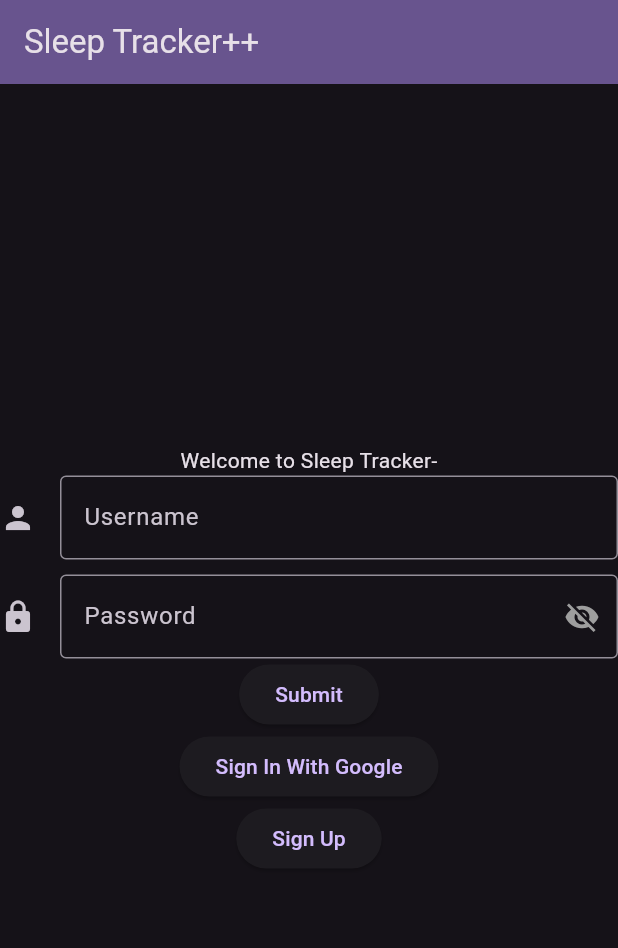
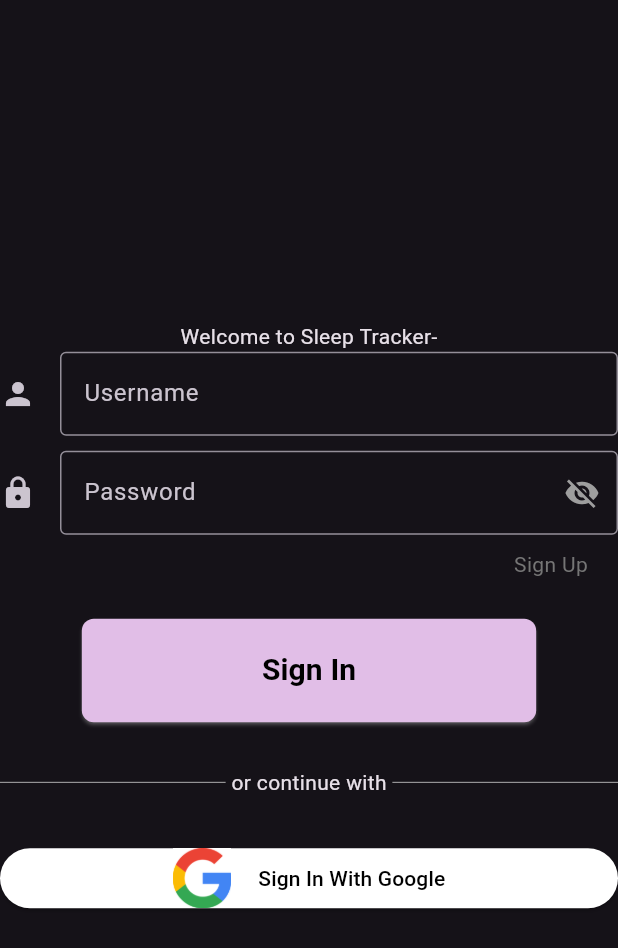
Before and after one commit to COMP490-SleepTracker/SleepTrackerApp, a Flutter app: the screen it shows after launch, on a phone screen of 412 x 824 dp. Shown: the top 948 px of the screen. Run offline on Flutter 3.47's test engine with Material 3 defaults, Android fonts, the phone set to English and light mode, and no system bars; our stand-ins replace calendar_timeline, firebase_auth, firebase_core, firebase_database, fl_chart, flutter_secure_storage and 4 more; missing offline and left inert: alarm, health, light; accounts and stored records are empty; statements that could not run were skipped.

Commit message:
fixed db and also made login pretty

```diff
--- a/lib/Pages/Journal/JournalPage.dart
+++ b/lib/Pages/Journal/JournalPage.dart
@@ -1,7 +1,7 @@
 import 'package:flutter/material.dart';
 import 'package:get_it/get_it.dart';
 import 'package:sleeptrackerapp/Model/AuthenticationManager.dart';
-import 'package:sleeptrackerapp/Model/SecureStorage.dart';
+import 'package:sleeptrackerapp/Model/DataManager/SecureStorage.dart';
 import 'package:sleeptrackerapp/Pages/Main/LoginPage.dart';
 import 'package:sleeptrackerapp/Pages/NavigationPanel.dart';
 import 'package:calendar_timeline/calendar_timeline.dart';
@@ -95,7 +95,7 @@ class _JournalPageState extends State<JournalPage> {
             if (snapshot.connectionState == ConnectionState.done && snapshot.hasData) {
               final data = snapshot.data as String;
               final firstDate = DateTime.parse(data);
-              return Column(
+              return SafeArea ( child: Column(
         crossAxisAlignment: CrossAxisAlignment.start,
         children: <Widget>[
           const Padding(
@@ -157,7 +157,7 @@ class _JournalPageState extends State<JournalPage> {
             ),
           )
         ],
-      );
+      ) );
             }
             return const Center(
               child: CircularProgressIndicator(),
--- a/lib/Pages/Main/LoginPage.dart
+++ b/lib/Pages/Main/LoginPage.dart
@@ -3,6 +3,7 @@ import 'package:sleeptrackerapp/Pages/Main/MainPage.dart';
 import 'package:sleeptrackerapp/Pages/Main/signUp.dart';
 import 'package:sleeptrackerapp/Model/AuthenticationManager.dart';
 import 'package:get_it/get_it.dart';
+import 'package:flutter/services.dart' show rootBundle;
 
 class LoginForm extends StatefulWidget {
   const LoginForm({super.key});
@@ -85,6 +86,11 @@ class _LoginFormState extends State<LoginForm> {
     );
   }
 
+    Future<String> loadAsset() async {
+      return await rootBundle.loadString('assets/config.json');
+    }
+
+
   @override
   Widget build(BuildContext context) {
     return Column(children: [
@@ -118,27 +124,93 @@ class _LoginFormState extends State<LoginForm> {
                   });
                 })),
       ),
+
+      const SizedBox(height: 10),
+      Padding(
+        padding: const EdgeInsets.symmetric(horizontal: 20.0),
+        child: Row(
+          mainAxisAlignment: MainAxisAlignment.end,
+        children: [
+          InkWell (
+           child: Text('Sign Up',
+           style: TextStyle(color: Colors.grey[600]),
+           ),
+           onTap: (){
+            Navigator.pushReplacement(
+              context,
+              MaterialPageRoute(
+                  builder: (context) => const signUpPage(title: 'Sign Up')));
+           }
+          )
+        ], )
+      ),
+
+      const SizedBox(height: 26),
+
       ElevatedButton(
+        style:ElevatedButton.styleFrom(
+          padding: const EdgeInsets.symmetric(horizontal: 120, vertical: 20),
+          backgroundColor: Colors.purple[100],
+          shadowColor: Colors.white60,
+          shape: RoundedRectangleBorder(borderRadius: BorderRadius.circular(8)),
+          ),
         onPressed: () {
           onFormSubmit(usernameController.text, passwordController.text);
         },
-        child: const Text('Submit'),
+        child: const Text('Sign In', style: TextStyle(color: Colors.black, fontWeight: FontWeight.bold, fontSize: 20,)),
       ),
+
+
+      const SizedBox(height: 30),
+
+      Row(children: [
+        Expanded(
+        child:  Divider(
+        thickness: 0.5,
+        color: Colors.grey[300]
+      ),
+      ),
+      const Text(' or continue with '),
+      Expanded(
+        child:  Divider(
+        thickness: 0.5,
+        color: Colors.grey[300]
+      ),
+      ),
+      ],),
+
+    const SizedBox(height: 30),
+
+    // const Row(
+    //   mainAxisAlignment: MainAxisAlignment.center,
+    //   children: [
+    //     Image(image: AssetImage('assets/download.png'), height: 50,),
+    //     Text('this is just a test'),
+
+    //   ],
+    // ),
+
       ElevatedButton(
+        style:ElevatedButton.styleFrom(
+          backgroundColor: Colors.white,
+          padding: const EdgeInsets.symmetric(horizontal: 50),
+
+          ),
+
         onPressed: () {
           googleSignIn();
         },
-        child: const Text('Sign In With Google'),
+        child:  const Row(
+      mainAxisAlignment: MainAxisAlignment.center,
+      children: [
+        Image(image: AssetImage('assets/download.png'), height: 40,),
+        Text('     Sign In With Google', style: TextStyle(color: Colors.black))
+      ],
+    ),
+
+        //const Text('Sign In With Google', style: TextStyle(color: Colors.black)),
       ),
-      ElevatedButton(
-        onPressed: () {
-          Navigator.pushReplacement(
-              context,
-              MaterialPageRoute(
-                  builder: (context) => const signUpPage(title: 'Sign Up')));
-        },
-        child: const Text('Sign Up'),
-      ),
+
     ]);
   }
 }
@@ -154,13 +226,13 @@ class LoginPage extends StatefulWidget {
 class _LoginPageState extends State<LoginPage> {
   @override
   Widget build(BuildContext context) {
-    return Scaffold(
-      appBar: AppBar(
-        backgroundColor: Theme.of(context).colorScheme.inversePrimary,
-        title: Text(widget.title),
-      ),
+    return const Scaffold(
+      // appBar: AppBar(
+      //   backgroundColor: Theme.of(context).colorScheme.inversePrimary,
+      //   title: Text(widget.title),
+      // ),
       // drawer : const NavigationPanel(), disabled for login page
-      body: const Center(
+      body: Center(
         child: Column(
           mainAxisAlignment: MainAxisAlignment.center,
           children: <Widget>[
--- a/lib/Pages/Sleep/SleepPage.dart
+++ b/lib/Pages/Sleep/SleepPage.dart
@@ -10,7 +10,7 @@ import 'package:sleeptrackerapp/Pages/Main/LoginPage.dart';
 
 import 'package:sleeptrackerapp/Pages/NavigationPanel.dart';
 import 'package:sleeptrackerapp/Model/AuthenticationManager.dart';
-import 'package:sleeptrackerapp/Model/SleepDataManager.dart';
+import 'package:sleeptrackerapp/Model/DataManager/SleepDataManager.dart';
 import 'package:get_it/get_it.dart';
 import 'package:sleeptrackerapp/Widgets/Graphing.dart';
 
--- a/pubspec.yaml
+++ b/pubspec.yaml
@@ -75,6 +75,8 @@ flutter:
 
   assets:
     - assets/alarm.mp3
+    - assets/download.png
+
 
   # To add assets to your application, add an assets section, like this:
   # assets:
```
Also changed, not shown: lib/Model/AuthenticationManager.dart (+5 -5 lines), lib/Model/healthConnect.dart (+7 -4 lines), lib/Pages/Main/MainPage.dart (+18 -19 lines), lib/main.dart (+4 -7 lines), assets/download.png (added), lib/Model/DataManager/HealthDataManager.dart (renamed from lib/Model/HealthDataManager.dart), lib/Model/DataManager/SecureStorage.dart (renamed from lib/Model/SecureStorage.dart), lib/Model/DataManager/SettingsManager.dart (renamed from lib/Model/SettingsManager.dart), lib/Model/DataManager/SleepDataManager.dart (renamed from lib/Model/SleepDataManager.dart), lib/Model/DataManager/UserDataManager.dart (renamed from lib/Model/UserDataManager.dart), 2 other files.
